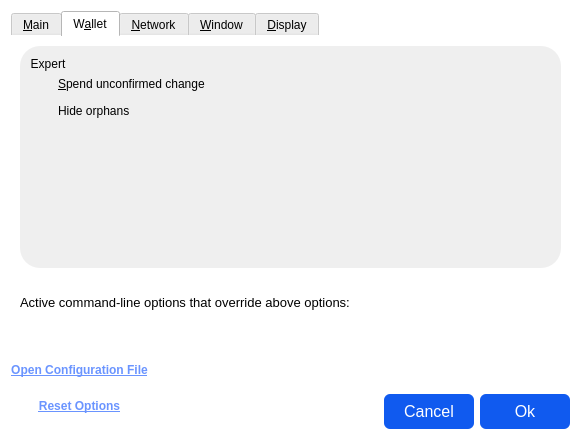
Above: src/qt/forms/optionsdialog.ui from Veil-Project/veil before the change. Below: the same form after it.
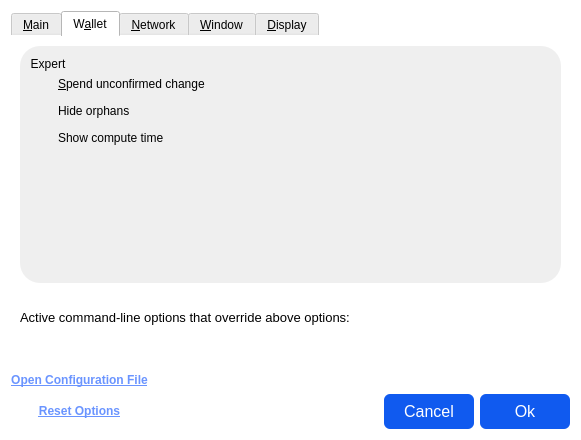
That is the form after the change. Icons and pictures are not drawn. Custom widgets are drawn as their Qt base class.

Commit message: Add Show compute time setting Change s tot seconds and ms to milliseconds

Patch:
```diff
--- a/src/qt/forms/optionsdialog.ui
+++ b/src/qt/forms/optionsdialog.ui
@@ -337,6 +337,13 @@
                </property>
               </widget>
              </item>
+             <item>
+              <widget class="QCheckBox" name="showComputeTime">
+               <property name="text">
+                <string>Show compute time</string>
+               </property>
+              </widget>
+             </item>
             </layout>
            </widget>
           </item>
```
The commit also changes 4 other files.
